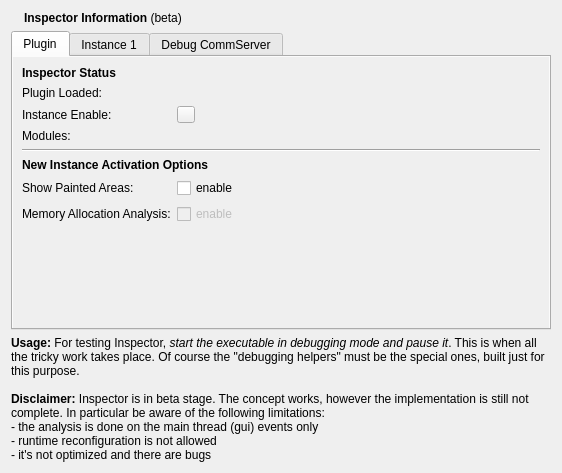
Qt form src/plugins/inspector/module-info/infoview.ui (enricoros/k-qt-creator-inspector) before a commit.
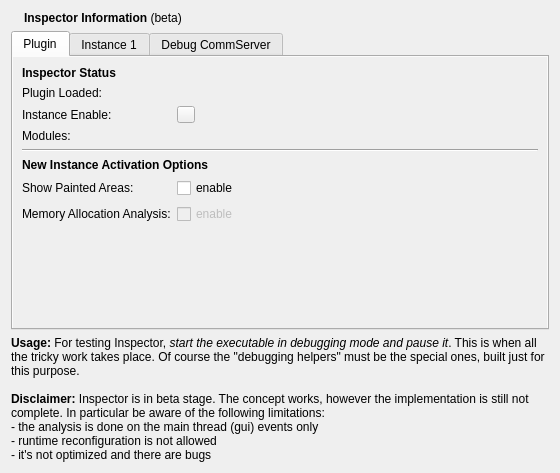
The same form after that commit. Icons and pictures are not drawn.

Patch:
```diff
--- a/src/plugins/inspector/module-info/infoview.ui
+++ b/src/plugins/inspector/module-info/infoview.ui
@@ -7,7 +7,7 @@
    <rect>
     <x>0</x>
     <y>0</y>
-    <width>562</width>
+    <width>560</width>
     <height>473</height>
    </rect>
   </property>
```
Left out of the diff: 8 changed lines with no effect on the pictures.
